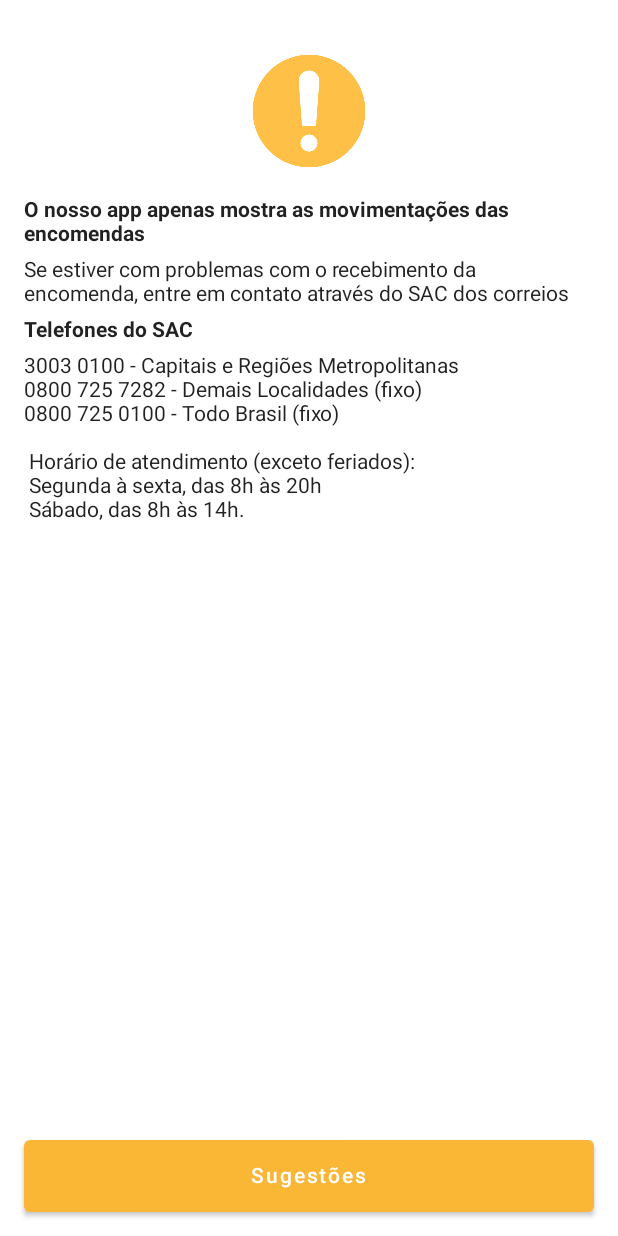
After one commit to smborgesMobile/app-correios, an Android app built with Jetpack Compose: the composable AboutScreen shown on its own in the app's theme, on a phone screen of 412 x 824 dp. The commit adds this screen. Run offline under Robolectric (Android 15) with nearby library versions, the phone set to English and light mode, and no system bars.

Commit message:
About screen

```diff
--- /dev/null
+++ b/app/src/main/java/br/com/smdevelopment/rastreamentocorreios/extensions/SendMail.kt
@@ -0,0 +1,17 @@
+package br.com.smdevelopment.rastreamentocorreios.extensions
+
+import android.content.Context
+import android.content.Intent
+import android.util.Log
+
+fun Context.sendMail(to: String, subject: String) {
+    try {
+        val intent = Intent(Intent.ACTION_SEND)
+        intent.type = "vnd.android.cursor.item/email"
+        intent.putExtra(Intent.EXTRA_EMAIL, arrayOf(to))
+        intent.putExtra(Intent.EXTRA_SUBJECT, subject)
+        startActivity(intent)
+    } catch (e: Exception) {
+        Log.d("mail", e.toString())
+    }
+}
--- a/app/src/main/java/br/com/smdevelopment/rastreamentocorreios/presentation/navigation/BottomNavActivity.kt
+++ b/app/src/main/java/br/com/smdevelopment/rastreamentocorreios/presentation/navigation/BottomNavActivity.kt
@@ -4,6 +4,7 @@ import androidx.compose.runtime.Composable
 import androidx.navigation.NavHostController
 import androidx.navigation.compose.NavHost
 import androidx.navigation.compose.composable
+import br.com.smdevelopment.rastreamentocorreios.presentation.screens.about.AboutScreen
 import br.com.smdevelopment.rastreamentocorreios.presentation.screens.delivered.DeliveredScreen
 import br.com.smdevelopment.rastreamentocorreios.presentation.screens.home.HomeScreen
 import br.com.smdevelopment.rastreamentocorreios.presentation.screens.pending.PendingScreen
@@ -21,5 +22,8 @@ fun NavigationGraph(navController: NavHostController) {
         composable(BottomNavItem.Pending.route) {
             PendingScreen()
         }
+        composable(BottomNavItem.About.route) {
+            AboutScreen()
+        }
     }
 }
--- a/app/src/main/java/br/com/smdevelopment/rastreamentocorreios/presentation/navigation/HomeBottomNavigation.kt
+++ b/app/src/main/java/br/com/smdevelopment/rastreamentocorreios/presentation/navigation/HomeBottomNavigation.kt
@@ -20,7 +20,8 @@ fun HomeBottomNavigation(navController: NavController) {
     val items = listOf(
         BottomNavItem.Delivered,
         BottomNavItem.Home,
-        BottomNavItem.Pending
+        BottomNavItem.Pending,
+        BottomNavItem.About
     )
 
     BottomNavigation(
--- /dev/null
+++ b/app/src/main/java/br/com/smdevelopment/rastreamentocorreios/presentation/screens/about/AboutScreen.kt
@@ -0,0 +1,111 @@
+package br.com.smdevelopment.rastreamentocorreios.presentation.screens.about
+
+import androidx.compose.foundation.Image
+import androidx.compose.foundation.layout.Column
+import androidx.compose.foundation.layout.Row
+import androidx.compose.foundation.layout.fillMaxSize
+import androidx.compose.foundation.layout.fillMaxWidth
+import androidx.compose.foundation.layout.height
+import androidx.compose.foundation.layout.padding
+import androidx.compose.foundation.layout.size
+import androidx.compose.foundation.shape.RoundedCornerShape
+import androidx.compose.material.Button
+import androidx.compose.material.MaterialTheme
+import androidx.compose.material.Text
+import androidx.compose.runtime.Composable
+import androidx.compose.ui.Alignment
+import androidx.compose.ui.Modifier
+import androidx.compose.ui.draw.clip
+import androidx.compose.ui.layout.ContentScale
+import androidx.compose.ui.platform.LocalContext
+import androidx.compose.ui.res.painterResource
+import androidx.compose.ui.res.stringResource
+import androidx.compose.ui.text.font.FontWeight
+import androidx.compose.ui.unit.dp
+import androidx.compose.ui.unit.sp
+import br.com.smdevelopment.rastreamentocorreios.R
+import br.com.smdevelopment.rastreamentocorreios.extensions.sendMail
+
+@Composable
+fun AboutScreen() {
+    val context = LocalContext.current
+
+    Column(
+        modifier = Modifier
+            .fillMaxSize()
+            .padding(16.dp)
+    ) {
+        Column(
+            modifier = Modifier
+                .fillMaxSize()
+                .weight(1f)
+        ) {
+            Image(
+                painter = painterResource(R.drawable.warning_icon),
+                contentDescription = null,
+                modifier = Modifier
+                    .size(100.dp)
+                    .padding(top = 16.dp)
+                    .align(Alignment.CenterHorizontally)
+                    .clip(RoundedCornerShape(10.dp))
+                    .align(Alignment.CenterHorizontally),
+                contentScale = ContentScale.Fit
+            )
+
+            Text(
+                text = stringResource(id = R.string.about_screen_description),
+                style = MaterialTheme.typography.body1,
+                modifier = Modifier
+                    .align(Alignment.Start)
+                    .padding(top = 16.dp),
+                fontSize = 14.sp,
+                fontWeight = FontWeight.Bold
+            )
+            Text(
+                text = stringResource(id = R.string.about_screen_info),
+                style = MaterialTheme.typography.body1,
+                modifier = Modifier
+                    .align(Alignment.Start)
+                    .padding(top = 8.dp),
+                fontSize = 14.sp
+            )
+            Text(
+                text = stringResource(id = R.string.about_sac_title),
+                style = MaterialTheme.typography.body1,
+                modifier = Modifier
+                    .align(Alignment.Start)
+                    .padding(top = 8.dp),
+                fontSize = 14.sp,
+                fontWeight = FontWeight.Bold
+            )
+            Text(
+                text = stringResource(id = R.string.about_screen_contacts),
+                style = MaterialTheme.typography.body1,
+                modifier = Modifier
+                    .align(Alignment.Start)
+                    .padding(top = 8.dp),
+                fontSize = 14.sp
+            )
+
+            Row(
+                modifier = Modifier
+                    .fillMaxWidth()
+                    .weight(0.2f),
+            ) {
+                Button(
+                    onClick = {
+                        context.sendMail(
+                            to = context.getString(R.string.app_email),
+                            subject = context.getString(R.string.email_subject)
+                        )
+                    }, modifier = Modifier
+                        .fillMaxWidth()
+                        .height(48.dp)
+                        .align(Alignment.Bottom)
+                ) {
+                    Text(text = stringResource(id = R.string.about_screen_button_title))
+                }
+            }
+        }
+    }
+}
--- a/app/src/main/java/br/com/smdevelopment/rastreamentocorreios/presentation/tabbar/BottomNavItem.kt
+++ b/app/src/main/java/br/com/smdevelopment/rastreamentocorreios/presentation/tabbar/BottomNavItem.kt
@@ -6,10 +6,12 @@ sealed class BottomNavItem(val title: String, val icon: Int, val route: String)
     object Delivered : BottomNavItem(DELIVERED, R.drawable.icon_car, DELIVERED.lowercase())
     object Home : BottomNavItem(HOME, R.drawable.icon_home, HOME.lowercase())
     object Pending : BottomNavItem(IN_PROGRESS, R.drawable.icon_running, IN_PROGRESS.lowercase())
+    object About : BottomNavItem(ABOUT, R.drawable.icon_about, ABOUT.lowercase())
 
     private companion object {
         const val HOME = "Home"
         const val DELIVERED = "Entregue"
         const val IN_PROGRESS = "Pendentes"
+        const val ABOUT = "Sobre"
     }
 }
--- /dev/null
+++ b/app/src/main/res/drawable/icon_about.xml
@@ -0,0 +1,5 @@
+<vector android:height="24dp" android:tint="#FFFFFF"
+    android:viewportHeight="24" android:viewportWidth="24"
+    android:width="24dp" xmlns:android="http://schemas.android.com/apk/res/android">
+    <path android:fillColor="@android:color/white" android:pathData="M12,2C6.48,2 2,6.48 2,12s4.48,10 10,10 10,-4.48 10,-10S17.52,2 12,2zM13,17h-2v-6h2v6zM13,9h-2L11,7h2v2z"/>
+</vector>
--- a/app/src/main/res/values/strings.xml
+++ b/app/src/main/res/values/strings.xml
@@ -9,4 +9,18 @@
     <string name="error_message">Não encontramos sua encomenda na base dos correios! </string>
     <string name="title_activity_detail">DetailActivity</string>
     <string name="empty_state_message">Ops ainda não encontramos encomendas para essa sessão!</string>
+
+    <!-- About Screen !-->
+    <string name="app_email">sergioborgesmendes12@gmail.com</string>
+    <string name="email_subject">App Correios sugestões</string>
+    <string name="about_sac_title">Telefones do SAC</string>
+    <string name="about_screen_title">Aviso!</string>
+    <string name="about_screen_description">O nosso app apenas mostra as movimentações das encomendas</string>
+    <string name="about_screen_info">Se estiver com problemas com o recebimento da encomenda, entre em contato através do SAC dos correios</string>
+    <string name="about_screen_contacts"><b>3003 0100</b> - Capitais e Regiões Metropolitanas \n0800 725 7282 - Demais Localidades (fixo)\n0800 725 0100 - Todo Brasil (fixo)\n\n
+
+Horário de atendimento (exceto feriados):\n
+Segunda à sexta, das 8h às 20h\n
+Sábado, das 8h às 14h.</string>
+    <string name="about_screen_button_title">Sugestões</string>
 </resources>
```
Also changed, not shown: app/src/main/res/drawable/warning_icon.png (added).
